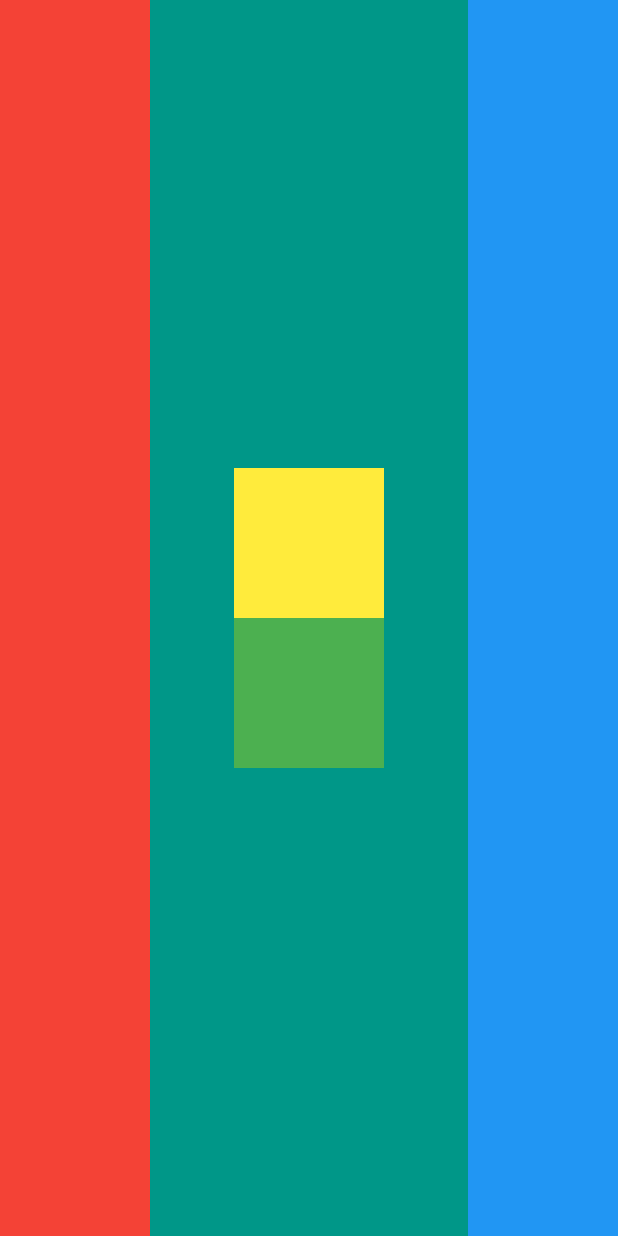
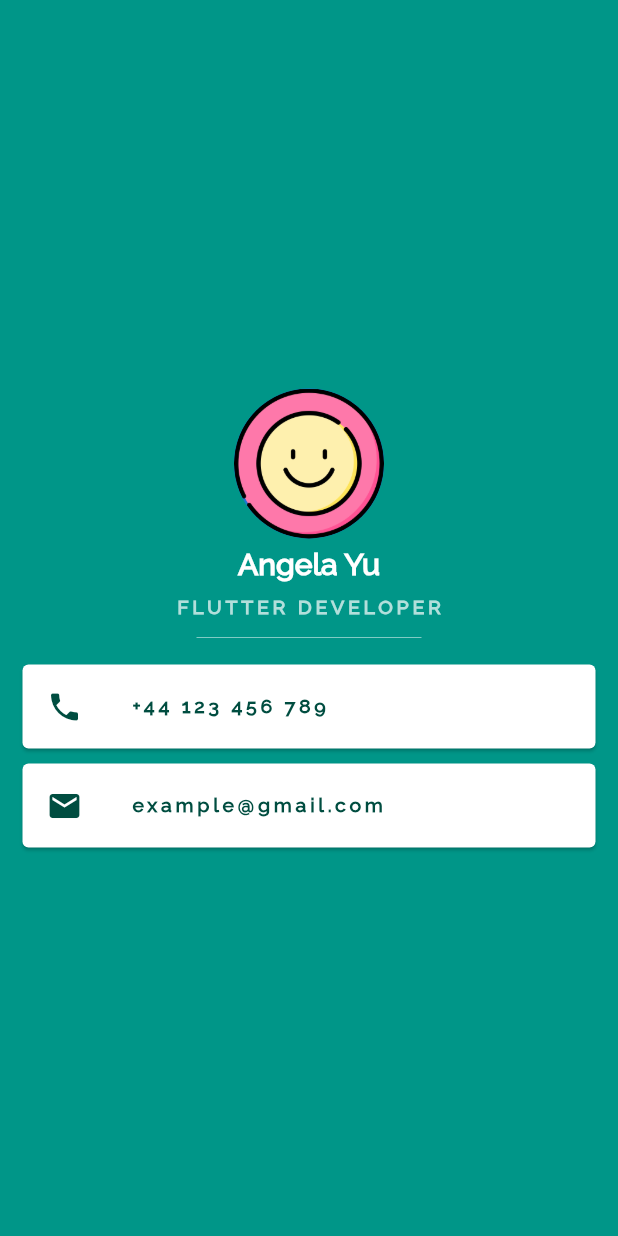
Before and after one commit to ferdous-mahmud/Flutter_projects, a Flutter app: the screen it shows after launch, on a phone screen of 412 x 824 dp. Run offline on Flutter 3.47's test engine with Material 2 defaults, Android fonts, the phone set to English and light mode, and no system bars.

Commit message:
Mi Card App done

```diff
--- a/mi_card/lib/main.dart
+++ b/mi_card/lib/main.dart
@@ -18,33 +18,98 @@ class MyApp extends StatelessWidget {
       home: Scaffold(
         backgroundColor: Colors.teal,
         body: SafeArea(
-          child: Row(
-            mainAxisAlignment: MainAxisAlignment.spaceBetween,
+          child: Column(
+            mainAxisAlignment: MainAxisAlignment.center,
             children: [
-              Container(
-                height: double.infinity,
-                width: 100,
-                color: Colors.red,
-              ),
-              Column(
+              Row(
                 mainAxisAlignment: MainAxisAlignment.center,
                 children: [
                   Container(
-                    height: 100,
-                    width: 100,
-                    color: Colors.yellow,
-                  ),
-                  Container(
-                    height: 100,
-                    width: 100,
-                    color: Colors.green,
+                    child: CircleAvatar(
+                      radius: 50.0,
+                      backgroundImage: AssetImage('images/user.png'),
+                    ),
                   ),
                 ],
               ),
-              Container(
-                width: 100,
-                height: double.infinity,
-                color: Colors.blue,
+              Row(
+                mainAxisAlignment: MainAxisAlignment.center,
+                children: [
+                  Container(
+                    child: Text(
+                      'Angela Yu',
+                      style: TextStyle(
+                        fontFamily: 'Raleway',
+                        fontSize: 20.0,
+                        fontWeight: FontWeight.bold,
+                        color: Colors.white,
+                      ),
+                    ),
+                    margin: EdgeInsets.all(5),
+                  ),
+                ],
+              ),
+              Row(
+                mainAxisAlignment: MainAxisAlignment.center,
+                children: [
+                  Container(
+                    child: Text(
+                      'FLUTTER DEVELOPER',
+                      style: TextStyle(
+                        fontFamily: 'Raleway',
+                        fontSize: 13.0,
+                        fontWeight: FontWeight.bold,
+                        letterSpacing: 2.5,
+                        color: Colors.teal[100],
+                      ),
+                    ),
+                    margin: EdgeInsets.all(5),
+                  ),
+                ],
+              ),
+              SizedBox(
+                width: 150.0,
+                child: Divider(
+                  color: Colors.teal[200],
+                ),
+              ),
+              Card(
+                margin: EdgeInsets.fromLTRB(15, 10, 15, 0),
+                child: ListTile(
+                  leading: Icon(
+                    Icons.phone,
+                    color: Colors.teal[900],
+                  ),
+                  title: Text(
+                    '+44 123 456 789',
+                    style: TextStyle(
+                      fontFamily: 'Raleway',
+                      fontSize: 13.0,
+                      fontWeight: FontWeight.bold,
+                      letterSpacing: 2.5,
+                      color: Colors.teal[900],
+                    ),
+                  ),
+                ),
+              ),
+              Card(
+                margin: EdgeInsets.fromLTRB(15, 10, 15, 0),
+                child: ListTile(
+                  leading: Icon(
+                    Icons.email,
+                    color: Colors.teal[900],
+                  ),
+                  title: Text(
+                    'example@gmail.com',
+                    style: TextStyle(
+                      fontFamily: 'Raleway',
+                      fontSize: 13.0,
+                      fontWeight: FontWeight.bold,
+                      letterSpacing: 2.5,
+                      color: Colors.teal[900],
+                    ),
+                  ),
+                ),
               ),
             ],
           ),
```
Also changed, not shown: mi_card/pubspec.yaml (+3 -4 lines), mi_card/images/user.png (added).
